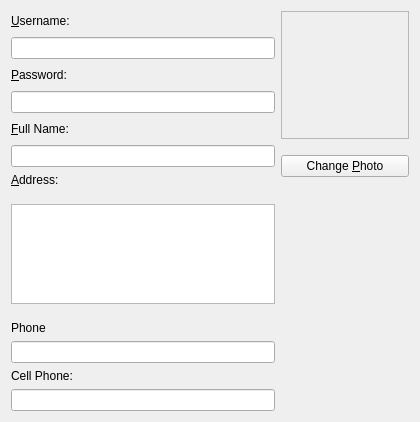
miguelchavez/lemonpos, file squeeze/src/ui/edituser_widget.ui: the form before one commit.
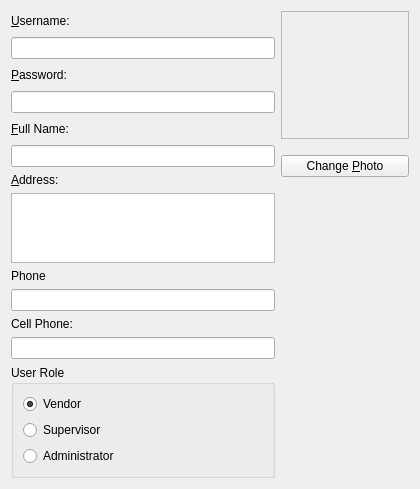
The form after the commit.

Commit message: Adding tab changes focus to the client/user editor

Patch:
```diff
--- a/squeeze/src/ui/edituser_widget.ui
+++ b/squeeze/src/ui/edituser_widget.ui
@@ -1,12 +1,12 @@
 <ui version="4.0" >
  <class>userEditor</class>
- <widget class="QWidget" name="userEditor" >
-  <property name="geometry" >
+ <widget class="QWidget" name="userEditor">
+  <property name="geometry">
    <rect>
     <x>0</x>
     <y>0</y>
     <width>420</width>
-    <height>422</height>
+    <height>465</height>
    </rect>
   </property>
   <property name="windowTitle" >
@@ -146,8 +146,41 @@
      </property>
     </widget>
    </item>
-   <item row="11" column="0" >
-    <widget class="QLineEdit" name="editUsersCell" />
+   <item row="11" column="0">
+    <widget class="QLineEdit" name="editUsersCell"/>
+   </item>
+   <item row="12" column="0">
+    <widget class="QGroupBox" name="groupRoles">
+     <property name="title">
+      <string>User Role</string>
+     </property>
+     <layout class="QVBoxLayout" name="verticalLayout">
+      <item>
+       <widget class="QRadioButton" name="chRoleBaisc">
+        <property name="text">
+         <string>Vendor</string>
+        </property>
+        <property name="checked">
+         <bool>true</bool>
+        </property>
+       </widget>
+      </item>
+      <item>
+       <widget class="QRadioButton" name="chRoleSupervisor">
+        <property name="text">
+         <string>Supervisor</string>
+        </property>
+       </widget>
+      </item>
+      <item>
+       <widget class="QRadioButton" name="chRoleAdmin">
+        <property name="text">
+         <string>Administrator</string>
+        </property>
+       </widget>
+      </item>
+     </layout>
+    </widget>
    </item>
   </layout>
  </widget>
```
Left out of the diff: 112 changed lines with no effect on the pictures. The commit also changes 1 other file.
